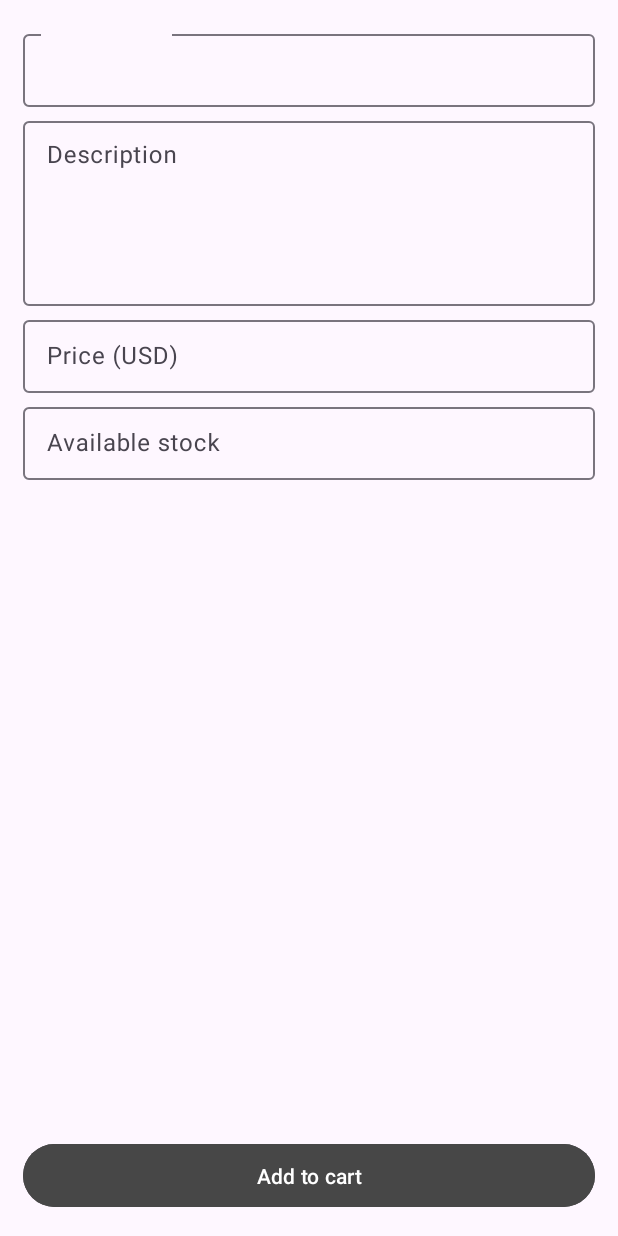
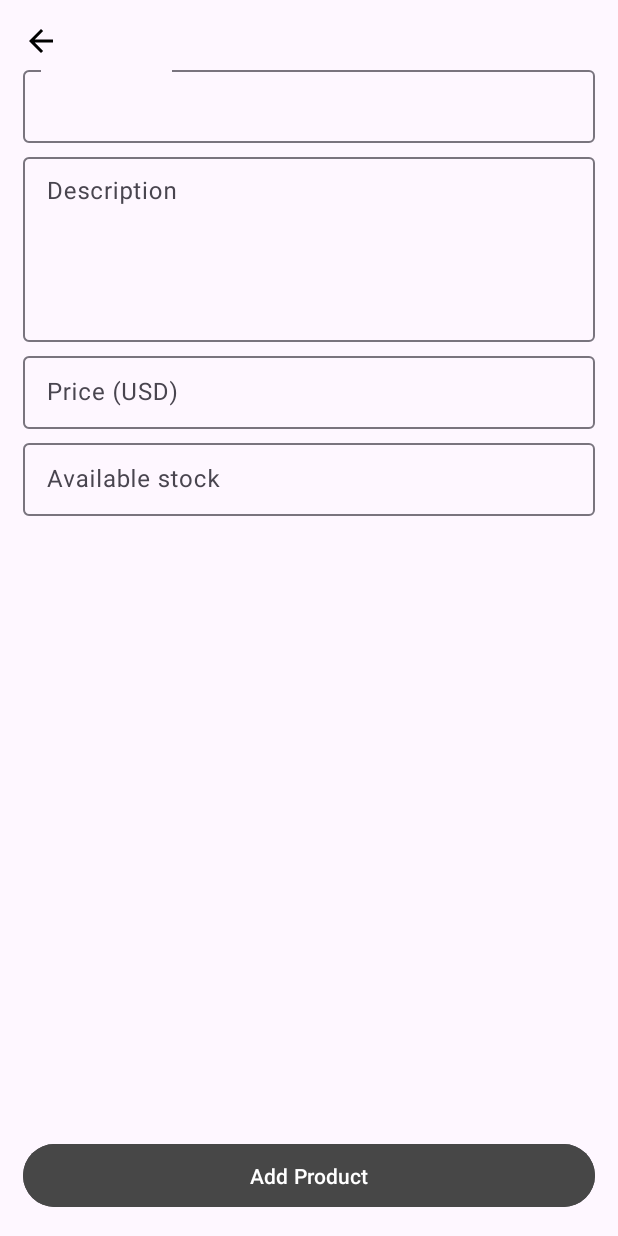
Before and after one commit to Henrily041103/prm_proj_su24, an Android app: the AdminProductActivity screen opened directly, with no data from a screen before it, on a phone screen of 412 x 824 dp. Run offline under Robolectric (Android 15) with nearby library versions, the phone set to English and light mode, and no system bars; our stand-ins replace Firebase (no records; nobody signed in at launch, a user with empty details on screens opened directly).

Commit message:
Init shop

```diff
--- a/app/src/main/java/com/jingyuan/capstone/Controller/AdminProductActivity.java
+++ b/app/src/main/java/com/jingyuan/capstone/Controller/AdminProductActivity.java
@@ -1,14 +1,62 @@
 package com.jingyuan.capstone.Controller;
 
+import android.content.Intent;
 import android.os.Bundle;
+import android.view.View;
+import android.widget.Button;
+import android.widget.Toast;
+
+import androidx.annotation.NonNull;
 import androidx.appcompat.app.AppCompatActivity;
+
+import com.google.android.gms.tasks.OnCompleteListener;
+import com.google.android.gms.tasks.OnFailureListener;
+import com.google.android.gms.tasks.OnSuccessListener;
+import com.google.android.gms.tasks.Task;
+import com.google.android.material.textfield.TextInputEditText;
+import com.google.firebase.firestore.DocumentReference;
+import com.google.firebase.firestore.FirebaseFirestore;
+import com.jingyuan.capstone.DTO.Firebase.ProductFDTO;
 import com.jingyuan.capstone.R;
 
+import java.util.Objects;
+
 public class AdminProductActivity extends AppCompatActivity {
+    FirebaseFirestore db = FirebaseFirestore.getInstance();
+    TextInputEditText nameInput, desInput, priceInput, stockInput;
+    Button addProductBtn;
 
     @Override
     protected void onCreate(Bundle savedInstanceState) {
         super.onCreate(savedInstanceState);
         setContentView(R.layout.activity_admin_product);
+        nameInput = findViewById(R.id.product_name_input);
+        desInput = findViewById(R.id.product_description_input);
+        priceInput = findViewById(R.id.product_price_input);
+        stockInput = findViewById(R.id.product_stock_input);
+        addProductBtn = findViewById(R.id.add_product_btn);
+    }
+
+    @Override
+    protected void onStart() {
+        super.onStart();
+        addProductBtn.setOnClickListener(v -> {
+            addProduct();
+        });
+    }
+
+    private void addProduct() {
+        ProductFDTO product = new ProductFDTO();
+        product.setName(Objects.requireNonNull(nameInput.getText()).toString());
+        product.setDescription(Objects.requireNonNull(desInput.getText()).toString());
+        product.setPrice(Integer.parseInt(Objects.requireNonNull(priceInput.getText()).toString()));
+        product.setStock(Integer.parseInt(Objects.requireNonNull(stockInput.getText()).toString()));
+        db.collection("Product").add(product).addOnSuccessListener(documentReference -> {
+            Toast.makeText(AdminProductActivity.this, "Product created successfully", Toast.LENGTH_SHORT).show();
+            Intent i = new Intent(getApplicationContext(), AdminHomeActivity.class);
+            startActivity(i);
+        }).addOnFailureListener(e -> {
+            Toast.makeText(AdminProductActivity.this, "Unexpected error", Toast.LENGTH_SHORT).show();
+        });
     }
 }
--- a/app/src/main/res/layout/activity_admin_product.xml
+++ b/app/src/main/res/layout/activity_admin_product.xml
@@ -16,6 +16,14 @@
         android:layout_width="match_parent"
         android:layout_height="wrap_content"
         android:orientation="vertical">
+
+        <ImageButton
+            android:id="@+id/back"
+            android:layout_width="wrap_content"
+            android:layout_height="match_parent"
+            android:background="@android:color/transparent"
+            android:src="@drawable/arrow_back"
+            tools:ignore="ContentDescription" />
 
         <com.google.android.material.textfield.TextInputLayout
             style="@style/label"
@@ -68,6 +76,6 @@
         android:layout_alignParentBottom="true"
         android:layout_marginTop="15dp"
         android:backgroundTint="@color/dark_gray"
-        android:text="@string/add_to_cart" />
+        android:text="@string/add_product" />
 
 </RelativeLayout>
--- a/app/src/main/res/values/strings.xml
+++ b/app/src/main/res/values/strings.xml
@@ -57,4 +57,5 @@
     <string name="product_description">Description</string>
     <string name="product_price">Price (USD)</string>
     <string name="product_stock">Available stock</string>
+    <string name="add_product">Add Product</string>
 </resources>
```
